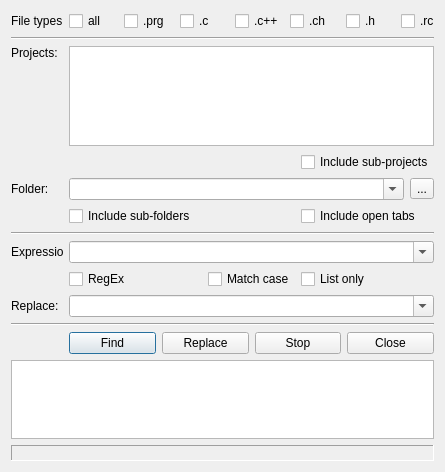
Before: the Qt Designer form harbour/contrib/hbide/resources/findinfiles.ui in harbour/core, drawn with Qt 5.
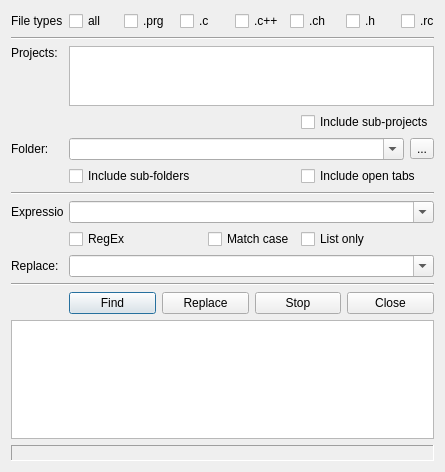
After: the same form once the commit is applied.

The edit to the form file:
```diff
--- a/harbour/contrib/hbide/resources/findinfiles.ui
+++ b/harbour/contrib/hbide/resources/findinfiles.ui
@@ -47,13 +47,13 @@
      <property name="minimumSize">
       <size>
        <width>0</width>
-       <height>100</height>
+       <height>60</height>
       </size>
      </property>
      <property name="maximumSize">
       <size>
        <width>16777215</width>
-       <height>100</height>
+       <height>60</height>
       </size>
      </property>
      <property name="editTriggers">
```
